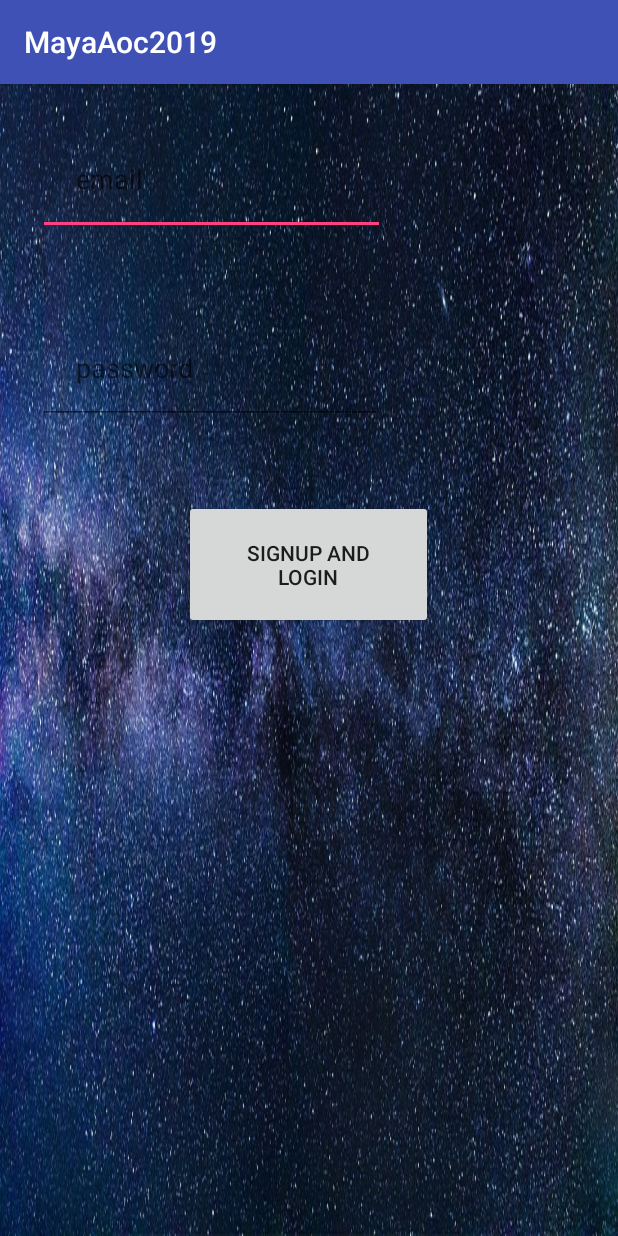
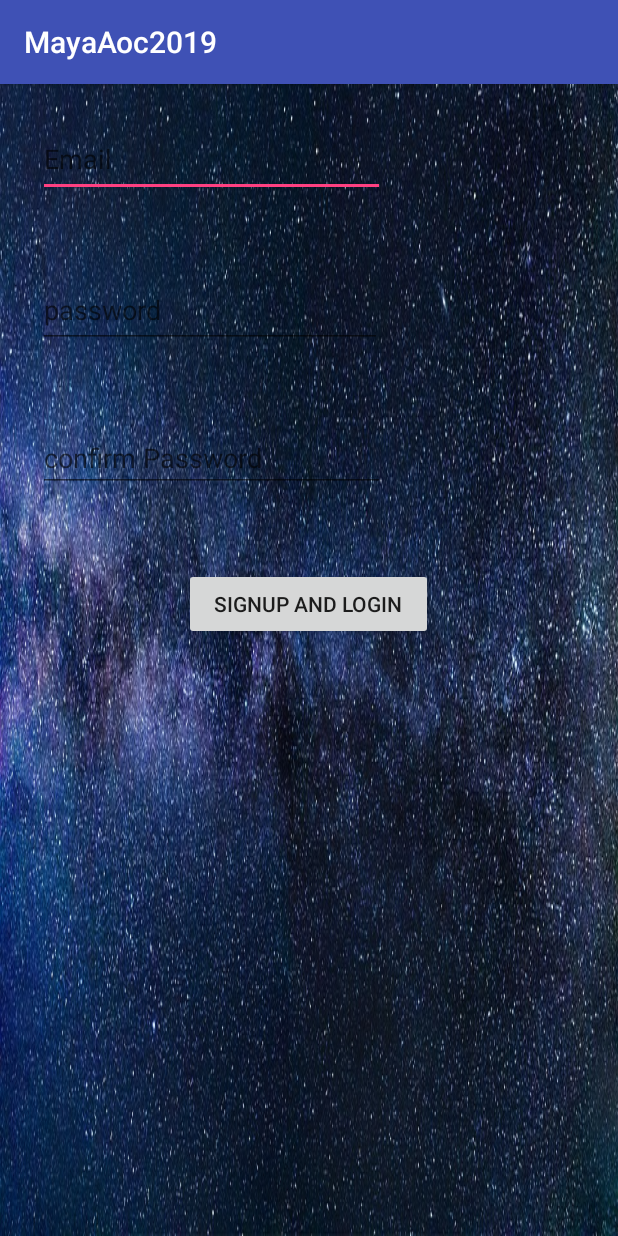
Before and after one commit to mayahaddad/MayaAoc2019final, an Android app: the screen it shows after launch (SignUpActivity), after a tap on "SIGN UP", on a phone screen of 412 x 824 dp. Run offline under Robolectric (Android 15) with nearby library versions, the phone set to English and light mode, and no system bars.

Commit message:
fixed erros

```diff
--- a/app/src/main/java/y2019/aoc/maya/mayaaoc2019/HomePageActivity.java
+++ b/app/src/main/java/y2019/aoc/maya/mayaaoc2019/HomePageActivity.java
@@ -60,12 +60,6 @@ public class HomePageActivity extends AppCompatActivity implements View.OnClickL
 
                 break;
 
-            case R.id.now:
-
-                goToNextActivity=new Intent(getApplicationContext(),NowActivity.class);
-                startActivity(goToNextActivity);
-
-                break;
 
             case R.id.logout:
 
--- a/app/src/main/java/y2019/aoc/maya/mayaaoc2019/SignUpActivity.java
+++ b/app/src/main/java/y2019/aoc/maya/mayaaoc2019/SignUpActivity.java
@@ -47,5 +47,6 @@ public class SignUpActivity extends AppCompatActivity implements View.OnClickLis
             Intent i = new Intent(this, HomePageActivity.class);
             startActivity(i);
         }
+
     }
 }
--- a/app/src/main/res/layout/activity_sign_up.xml
+++ b/app/src/main/res/layout/activity_sign_up.xml
@@ -11,23 +11,30 @@
     <EditText
         android:id="@+id/editTextMail"
         android:layout_width="231dp"
-        android:layout_height="wrap_content"
+        android:layout_height="50dp"
         android:layout_margin="25dp"
-        android:hint="email"
-        android:textColor="#FFFFFF"
-
+        android:hint="Email"
         android:inputType="textEmailAddress"
-        android:padding="25dp" />
+        android:textColor="#FFFFFF" />
 
     <EditText
         android:id="@+id/editText2"
         android:layout_width="229dp"
-        android:layout_height="wrap_content"
+        android:layout_height="50dp"
 
         android:layout_margin="25dp"
         android:hint="password"
         android:inputType="textPassword"
-        android:padding="25dp" />
+         />
+
+    <EditText
+        android:id="@+id/editTextConfirmPassword"
+        android:layout_width="231dp"
+        android:layout_height="wrap_content"
+        android:layout_margin="25dp"
+        android:ems="10"
+        android:hint="confirm Password"
+        android:inputType="textPassword" />
 
     <Button
         android:id="@+id/buttonSignUp2"
@@ -35,9 +42,7 @@
         android:layout_height="wrap_content"
         android:layout_gravity="center"
         android:layout_margin="25dp"
-        android:padding="25dp"
         android:text="SignUp and LogIn"
-        tools:layout_editor_absoluteX="88dp"
-        tools:layout_editor_absoluteY="247dp" />
+        android:hint="confirm Password" />
 
 </LinearLayout>
--- a/app/src/main/res/menu/menu.xml
+++ b/app/src/main/res/menu/menu.xml
@@ -9,9 +9,6 @@
         android:id="@+id/myshifts"
         android:title="MyShifts" />
     <item
-        android:id="@+id/now"
-        android:title="Now" />
-    <item
         android:id="@+id/logout"
         android:title="LogOut" />
 </menu>
```
